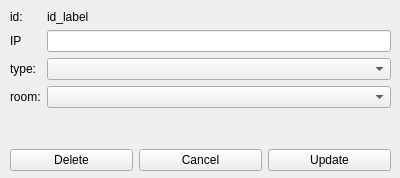
Before: the Qt Designer form budspeech/src/change_interface.ui in SimBil91/FlatBuddy, drawn with Qt 5.
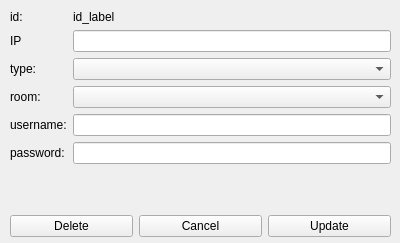
After: the same form once the commit is applied.

```diff
--- a/budspeech/src/change_interface.ui
+++ b/budspeech/src/change_interface.ui
@@ -7,7 +7,7 @@
     <x>0</x>
     <y>0</y>
     <width>400</width>
-    <height>178</height>
+    <height>243</height>
    </rect>
   </property>
   <property name="windowTitle">
@@ -19,7 +19,7 @@
      <x>10</x>
      <y>10</y>
      <width>381</width>
-     <height>161</height>
+     <height>227</height>
     </rect>
    </property>
    <layout class="QVBoxLayout" name="verticalLayout">
@@ -72,6 +72,26 @@
       <item row="3" column="1">
        <widget class="QComboBox" name="com_inter_room"/>
       </item>
+      <item row="4" column="0">
+       <widget class="QLabel" name="usernameLabel">
+        <property name="text">
+         <string>username:</string>
+        </property>
+       </widget>
+      </item>
+      <item row="4" column="1">
+       <widget class="QLineEdit" name="lin_inter_usr"/>
+      </item>
+      <item row="5" column="0">
+       <widget class="QLabel" name="passwordLabel">
+        <property name="text">
+         <string>password:</string>
+        </property>
+       </widget>
+      </item>
+      <item row="5" column="1">
+       <widget class="QLineEdit" name="lin_inter_pwd"/>
+      </item>
      </layout>
     </item>
     <item>
```
